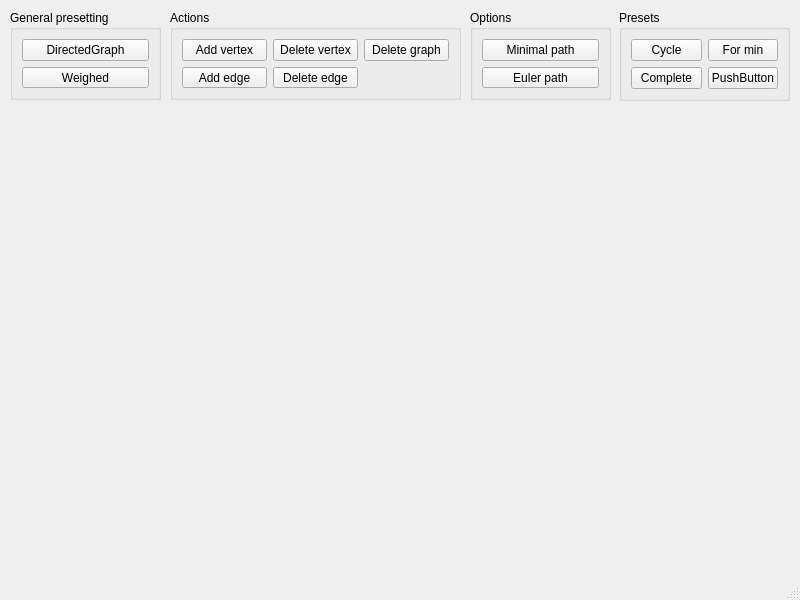
This is mainwindow.ui in YanDanilin/lab3_sem3 as Qt 5 draws it before an edit. The edited form follows.
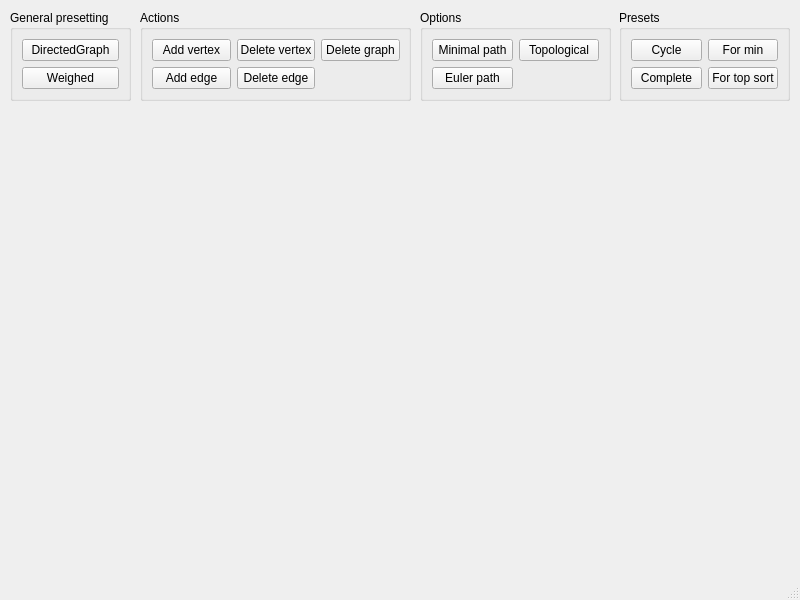
This is the edited form.

```diff
--- a/mainwindow.ui
+++ b/mainwindow.ui
@@ -29,10 +29,10 @@
    <widget class="QGroupBox" name="groupBox">
     <property name="geometry">
      <rect>
-      <x>170</x>
+      <x>140</x>
       <y>10</y>
-      <width>291</width>
-      <height>90</height>
+      <width>271</width>
+      <height>91</height>
      </rect>
     </property>
     <property name="title">
@@ -81,8 +81,8 @@
      <rect>
       <x>10</x>
       <y>10</y>
-      <width>151</width>
-      <height>90</height>
+      <width>121</width>
+      <height>91</height>
      </rect>
     </property>
     <property name="title">
@@ -108,10 +108,10 @@
    <widget class="QGroupBox" name="groupBox_3">
     <property name="geometry">
      <rect>
-      <x>470</x>
+      <x>420</x>
       <y>10</y>
-      <width>141</width>
-      <height>90</height>
+      <width>191</width>
+      <height>91</height>
      </rect>
     </property>
     <property name="title">
@@ -132,6 +132,13 @@
        </property>
       </widget>
      </item>
+     <item row="0" column="1">
+      <widget class="QPushButton" name="top_sort">
+       <property name="text">
+        <string>Topological</string>
+       </property>
+      </widget>
+     </item>
     </layout>
    </widget>
    <widget class="QGroupBox" name="groupBox_4">
@@ -164,7 +171,7 @@
      <item row="1" column="1">
       <widget class="QPushButton" name="pushButton_2">
        <property name="text">
-        <string>PushButton</string>
+        <string>For top sort</string>
        </property>
       </widget>
      </item>
```
Left out of the diff: 2 changed lines with no effect on the pictures.
